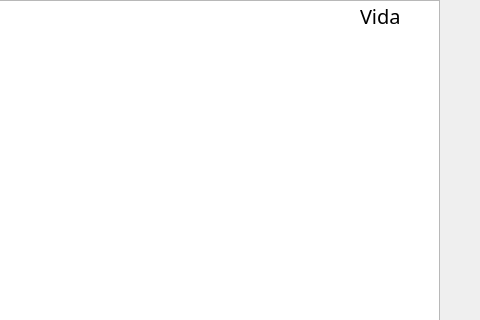
This is MUK/form.ui in sebastiangh21/juego-info2 as Qt 5 draws it before an edit; both pictures show x 870 to 1350 and y 0 to 320 of the 1350 by 650 pixel window. The edited form follows.
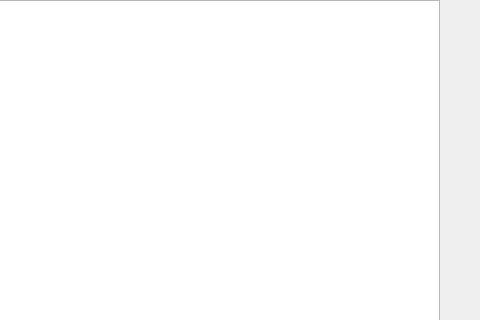
This is the edited form.

Patch:
```diff
--- a/MUK/form.ui
+++ b/MUK/form.ui
@@ -42,7 +42,7 @@
     </font>
    </property>
    <property name="text">
-    <string>Vida </string>
+    <string/>
    </property>
    <property name="textInteractionFlags">
     <set>Qt::NoTextInteraction</set>
```
